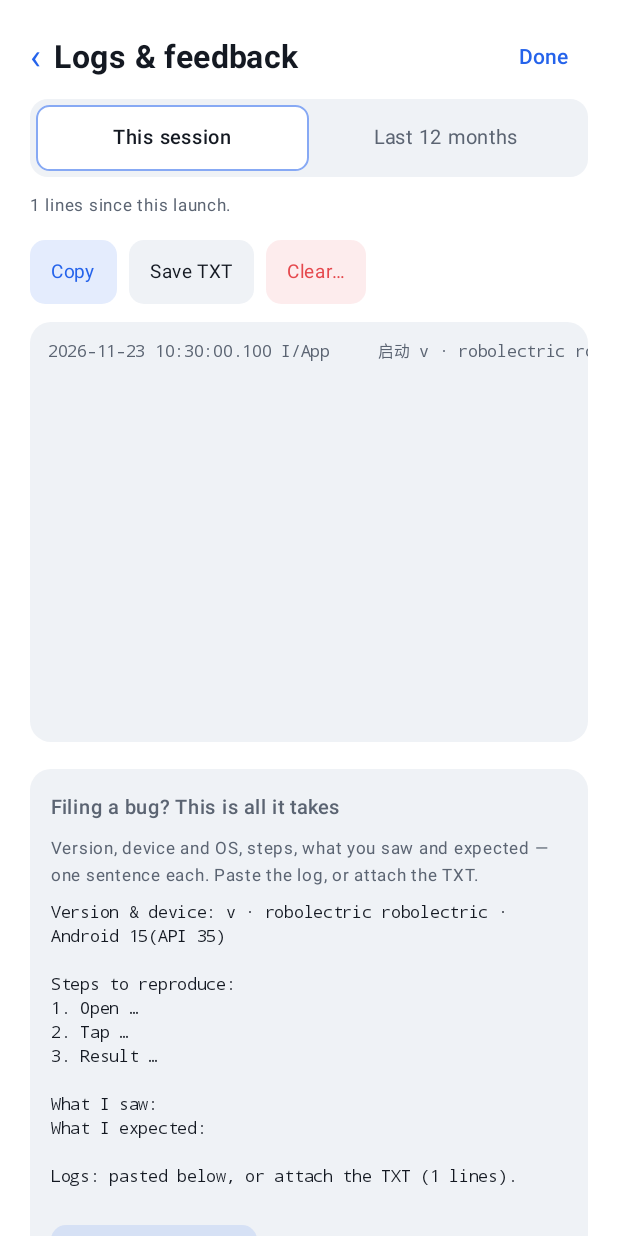
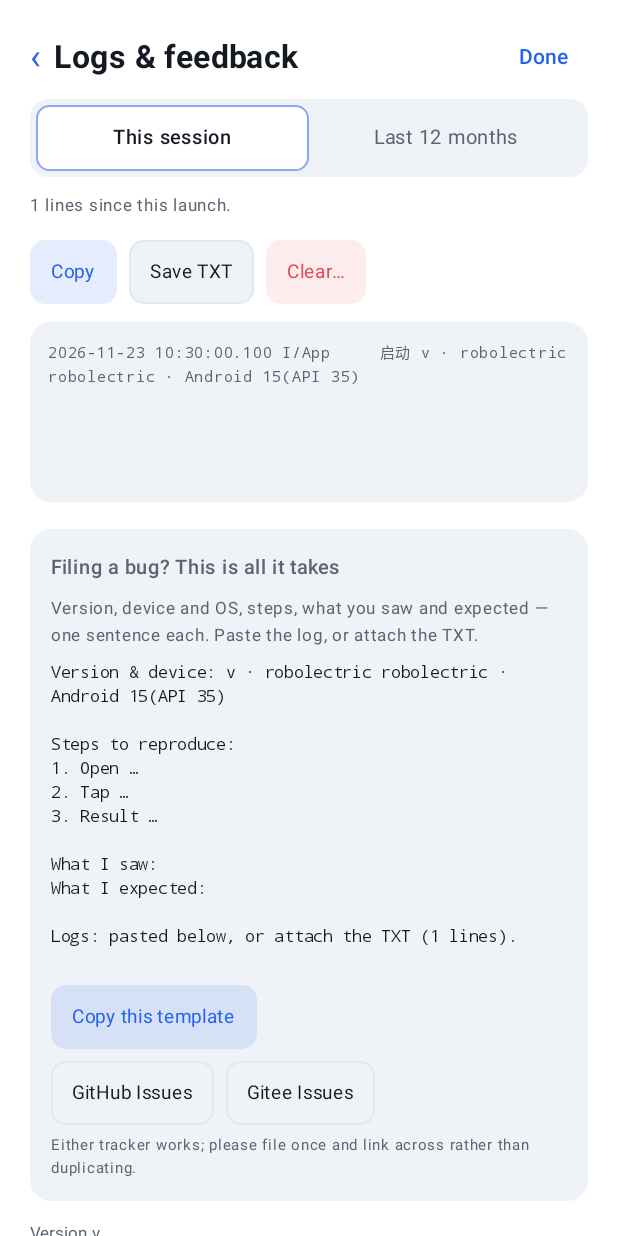
Before and after one commit to neurotracee/auto-swipe, an Android app built with Jetpack Compose: the composable LogDialog shown on its own in the app's theme, on a phone screen of 412 x 824 dp. Run offline under Robolectric (Android 15) with nearby library versions, the phone set to English and light mode, and no system bars.

Commit message:
docs(1.1.0.0): log page screenshots, README log section, wrap long log lines

```diff
--- a/app/src/main/java/com/neurotracee/autoswipe/ui/LogUi.kt
+++ b/app/src/main/java/com/neurotracee/autoswipe/ui/LogUi.kt
@@ -4,10 +4,10 @@ import android.widget.Toast
 import androidx.activity.compose.BackHandler
 import androidx.activity.compose.rememberLauncherForActivityResult
 import androidx.activity.result.contract.ActivityResultContracts
+import androidx.compose.foundation.BorderStroke
 import androidx.compose.foundation.background
 import androidx.compose.foundation.border
 import androidx.compose.foundation.clickable
-import androidx.compose.foundation.horizontalScroll
 import androidx.compose.foundation.layout.Arrangement
 import androidx.compose.foundation.layout.Box
 import androidx.compose.foundation.layout.Column
@@ -17,6 +17,7 @@ import androidx.compose.foundation.layout.WindowInsets
 import androidx.compose.foundation.layout.fillMaxSize
 import androidx.compose.foundation.layout.fillMaxWidth
 import androidx.compose.foundation.layout.height
+import androidx.compose.foundation.layout.heightIn
 import androidx.compose.foundation.layout.padding
 import androidx.compose.foundation.layout.statusBars
 import androidx.compose.foundation.layout.width
@@ -205,15 +206,14 @@ fun LogDialog(onClose: () -> Unit) {
                         Text(
                             if (body.isEmpty()) tr("（还没有日志）", "(no log lines yet)")
                             else body,
-                            fontSize = 10.5.sp,
-                            lineHeight = 15.sp,
+                            fontSize = 10.sp,
+                            lineHeight = 16.sp,
                             fontFamily = FontFamily.Monospace,
                             color = MaterialTheme.colorScheme.onSurfaceVariant,
                             modifier = Modifier
                                 .fillMaxWidth()
-                                .height(280.dp)
+                                .heightIn(min = 120.dp, max = 280.dp)
                                 .verticalScroll(rememberScrollState())
-                                .horizontalScroll(rememberScrollState())
                                 .padding(12.dp)
                         )
                     }
@@ -410,7 +410,12 @@ private fun LogAction(text: String, primary: Boolean, danger: Boolean = false, o
         primary -> BrandBlue
         else -> MaterialTheme.colorScheme.onSurface
     }
-    Surface(shape = RoundedCornerShape(10.dp), color = bg, modifier = Modifier.clickable { onClick() }) {
+    Surface(
+        shape = RoundedCornerShape(10.dp),
+        color = bg,
+        border = if (!primary && !danger) BorderStroke(1.dp, MaterialTheme.colorScheme.outline.copy(alpha = 0.45f)) else null,
+        modifier = Modifier.clickable { onClick() }
+    ) {
         Text(text, Modifier.padding(horizontal = 14.dp, vertical = 9.dp), fontSize = 12.5.sp, color = fg)
     }
 }
```
Also changed, not shown: 4 other files.
